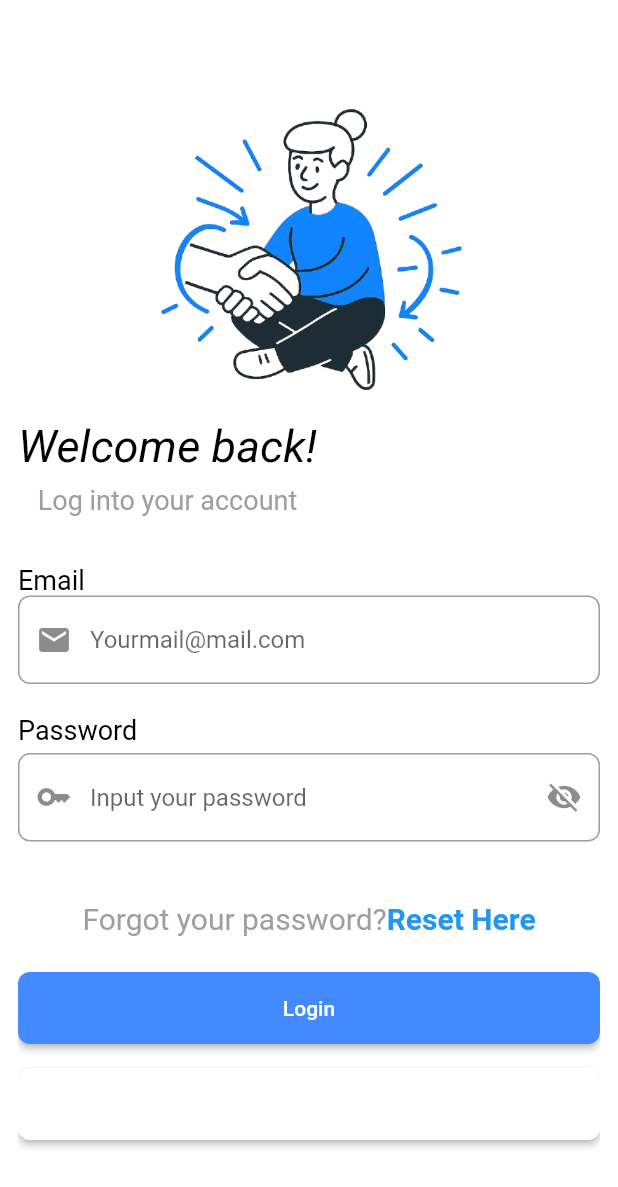
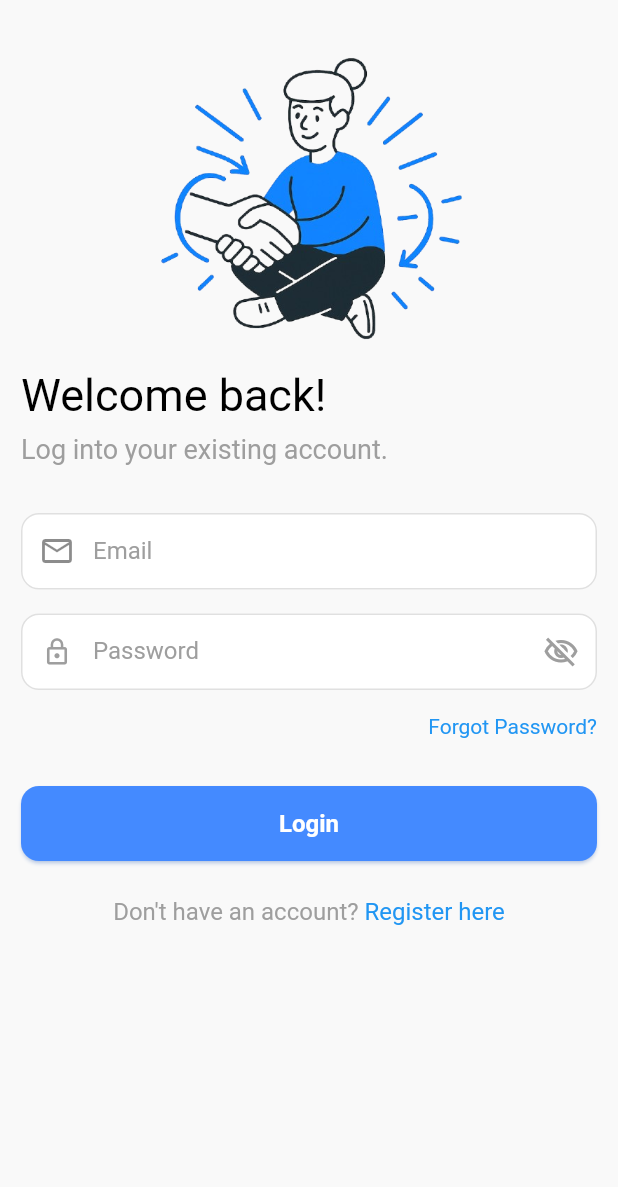
Before and after one commit to bibektako/borrowlend, a Flutter app: the screen it shows after launch, after a tap on "Get Started", on a phone screen of 412 x 824 dp. Shown: the top 1187 px of the screen. Run offline on Flutter 3.47's test engine with Material 3 defaults, Android fonts, the phone set to English and light mode, and no system bars; our stand-ins replace carousel_slider, dartz, equatable, flutter_bloc, get_it, hive_flutter; accounts and stored records are empty; Roboto replaces fonts that are missing (Inter Bold, Inter Regular).

Commit message:
changed ui of signup and  login

```diff
--- a/lib/app/theme/theme_data.dart
+++ b/lib/app/theme/theme_data.dart
@@ -1,16 +1,46 @@
 import 'package:flutter/material.dart';
 
-ThemeData getApplicationTheme(){
+ThemeData getApplicationTheme() {
   return ThemeData(
     useMaterial3: false,
     primarySwatch: Colors.blue,
-    scaffoldBackgroundColor: Colors.white,
+    scaffoldBackgroundColor: const Color(0xFFF9F9F9),
+    fontFamily: 'Inter Regular',
     appBarTheme: const AppBarTheme(
       centerTitle: true,
       elevation: 0,
-      backgroundColor: Colors.white
+      backgroundColor: Colors.white,
     ),
-    fontFamily: 'Inter Regular'
 
+    inputDecorationTheme: InputDecorationTheme(
+      labelStyle: const TextStyle(color: Colors.grey),
+      filled: true,
+      fillColor: Colors.white,
+      contentPadding: const EdgeInsets.symmetric(vertical: 16, horizontal: 12),
+
+
+      enabledBorder: OutlineInputBorder(
+        borderRadius: BorderRadius.circular(12),
+        borderSide: BorderSide(color: Colors.grey.shade300, width: 1.0),
+      ),
+
+
+      focusedBorder: OutlineInputBorder(
+        borderRadius: BorderRadius.circular(12),
+        borderSide: const BorderSide(color: Colors.blueAccent, width: 1.5),
+      ),
+
+
+      errorBorder: OutlineInputBorder(
+        borderRadius: BorderRadius.circular(12),
+        borderSide: const BorderSide(color: Colors.red, width: 1.0),
+      ),
+
+
+      focusedErrorBorder: OutlineInputBorder(
+        borderRadius: BorderRadius.circular(12),
+        borderSide: const BorderSide(color: Colors.red, width: 1.5),
+      ),
+    ),
   );
 }
--- a/lib/features/auth/presentation/view/login_view.dart
+++ b/lib/features/auth/presentation/view/login_view.dart
@@ -1,9 +1,11 @@
 import 'package:borrowlend/features/auth/presentation/view_model/login_view_model/login_event.dart';
 import 'package:borrowlend/features/auth/presentation/view_model/login_view_model/login_view_model.dart';
-import 'package:borrowlend/view/dashboard_view.dart';
+import 'package:flutter/gestures.dart';
 import 'package:flutter/material.dart';
+
 import 'package:flutter_bloc/flutter_bloc.dart';
 
+@immutable
 class LoginView extends StatelessWidget {
   LoginView({super.key});
 
@@ -11,19 +13,20 @@ class LoginView extends StatelessWidget {
   final _emailController = TextEditingController();
   final _passwordController = TextEditingController();
 
+  @override
   Widget build(BuildContext context) {
-    bool _obscureText = true;
     return Scaffold(
-      backgroundColor: Colors.white,
-      appBar: AppBar(),
-      body: Form(
+      body: SafeArea(
+        child: Form(
           key: _formKey,
           child: Padding(
-          padding: EdgeInsets.all(12),
+            padding: const EdgeInsets.all(14.0),
             child: SingleChildScrollView(
               child: Column(
-              crossAxisAlignment: CrossAxisAlignment.stretch,
+                crossAxisAlignment: CrossAxisAlignment.start,
                 children: [
+                  const SizedBox(height: 20),
+
                   Image.asset(
                     'assets/image/loginimage.png',
                     width: double.infinity,
@@ -31,170 +34,137 @@ class LoginView extends StatelessWidget {
                     fit: BoxFit.fitHeight,
                   ),
                   SizedBox(height: 12),
-                Container(
-                  alignment: Alignment.centerLeft,
-                  child: Column(
-                    children: [
-                      RichText(
-                        text: const TextSpan(
-                          text: "Welcome back!",
+
+                  // Title
+                  const Text(
+                    "Welcome back!",
                     style: TextStyle(
                       color: Colors.black,
                       fontSize: 30,
-                            fontStyle: FontStyle.italic,
+                      fontFamily: 'Inter Bold',
                     ),
                   ),
-                      ),
-                      SizedBox(height: 8),
-                      Text(
-                        "Log into your account",
+                  const SizedBox(height: 8),
+
+                  const Text(
+                    "Log into your existing account.",
                     style: TextStyle(color: Colors.grey, fontSize: 18),
                   ),
-                    ],
-                  ),
-                ),
-                SizedBox(height: 32),
-                Text(
-                  "Email",
-                  style: TextStyle(color: Colors.black, fontSize: 18),
-                ),
+                  const SizedBox(height: 32),
+
                   TextFormField(
                     controller: _emailController,
-                  decoration: InputDecoration(
-                    prefixIcon: const Icon(Icons.email),
-                    hintText: "Yourmail@mail.com",
-                    border: OutlineInputBorder(
-                      borderRadius: BorderRadius.circular(8),
-                      borderSide: BorderSide(color: Colors.grey),
+                    decoration: const InputDecoration(
+                      prefixIcon: Icon(Icons.email_outlined),
+                      labelText: "Email",
                     ),
-                  ),
+                    keyboardType: TextInputType.emailAddress,
                     validator: (value) {
                       if (value == null || value.isEmpty) {
-                      return "Please enter email";
+                        return "Please enter your email";
                       }
-
-                    // else if (!RegExp(r'\S+@\S+\.\S+').hasMatch(value)){
-                    //   return "Please enter a valid email";
-                    // }
-                    return null;
-                  },
-                ),
-                SizedBox(height: 20),
-                Text(
-                  "Password",
-                  style: TextStyle(color: Colors.black, fontSize: 18),
-                ),
-                SizedBox(height: 5),
-                TextFormField(
-                  controller: _passwordController,
-                  obscureText: _obscureText,
-                  decoration: InputDecoration(
-                    prefixIcon: const Icon(Icons.key),
-                    hintText: "Input your password",
-                    border: OutlineInputBorder(
-                      borderRadius: BorderRadius.circular(8),
-                      borderSide: BorderSide(color: Colors.grey),
-                    ),
-                    suffixIcon: IconButton(
-                      icon: Icon(
-                        _obscureText ? Icons.visibility_off : Icons.visibility,
-                      ),
-                      onPressed: () {},
-                    ),
-                  ),
-                  validator: (value) {
-                    if (value == null || value.isEmpty) {
-                      return "Enter the password";
-                    } else if (value.length < 5) {
-                      return "Password must be at least 5 characters";
+                      if (!RegExp(r'\S+@\S+\.\S+').hasMatch(value)) {
+                        return "Please enter a valid email address";
                       }
                       return null;
                     },
                   ),
-                SizedBox(height: 40),
-                Container(
+                  const SizedBox(height: 16),
+
+                  _PasswordTextField(
+                    controller: _passwordController,
+                    labelText: 'Password',
+                    validator: (value) {
+                      if (value == null || value.isEmpty) {
+                        return "Please enter a password";
+                      }
+                      return null;
+                    },
+                  ),
+                  const SizedBox(height: 16),
+
+                  Align(
+                    alignment: Alignment.centerRight,
+                    child: Text(
+                      "Forgot Password?",
+                      style: TextStyle(
+                        color: Colors.blue,
+                        fontSize: 14,
+                        fontFamily: 'Inter Bold',
+                      ),
+                    ),
+                  ),
+
+                  const SizedBox(height: 32),
+
+                  // Login Button
+                  SizedBox(
+                    width: double.infinity,
+                    height: 50,
+                    child: ElevatedButton(
+                      style: ElevatedButton.styleFrom(
+                        backgroundColor: Colors.blueAccent,
+                        elevation: 1,
+                        shadowColor: Colors.blueAccent.withOpacity(0.5),
+                        shape: RoundedRectangleBorder(
+                          borderRadius: BorderRadius.circular(12),
+                        ),
+                      ),
+                      onPressed: () {
+                        if (_formKey.currentState!.validate()) {
+                          context.read<LoginViewModel>().add(
+                            LoginIntoSystemEvent(
+                              context: context,
+                              email: _emailController.text,
+                              password: _passwordController.text,
+                            ),
+                          );
+                        }
+                      },
+                      child: const Text(
+                        "Login",
+                        style: TextStyle(
+                          color: Colors.white,
+                          fontSize: 16,
+                          fontWeight: FontWeight.w600,
+                        ),
+                      ),
+                    ),
+                  ),
+                  const SizedBox(height: 24),
+
+                  // Signup Link
+                  Align(
                     alignment: Alignment.center,
                     child: RichText(
-                    text: const TextSpan(
-                      text: "Forgot your password?",
-                      style: TextStyle(color: Colors.grey, fontSize: 20),
+                      text: TextSpan(
+                        text: "Don't have an account? ",
+                        style: const TextStyle(
+                          color: Colors.grey,
+                          fontSize: 16,
+                        ),
                         children: <TextSpan>[
                           TextSpan(
-                          text: "Reset Here",
-                          style: TextStyle(
-                            fontWeight: FontWeight.bold,
+                            text: "Register here",
+                            style: const TextStyle(
                               color: Colors.blue,
+                              fontSize: 16,
+                              fontFamily: 'Inter Bold',
                             ),
+                            recognizer:
+                                TapGestureRecognizer()
+                                  ..onTap = () {
+                                    // Navigate to Signup Screen
+
+                                  },
                           ),
                         ],
                       ),
                     ),
                   ),
-                SizedBox(height: 24),
-                SizedBox(
-                  width: double.infinity,
-                  height: 48,
-                  child: ElevatedButton(
-                    style: ElevatedButton.styleFrom(
-                      backgroundColor: Colors.blueAccent,
-                      shape: RoundedRectangleBorder(
-                        borderRadius: BorderRadius.circular(8),
-                      ),
-                    ),
-                    onPressed: () {
-                      if (_formKey.currentState!.validate()) {
-                        String email = _emailController.text.trim();
-                        String password = _passwordController.text.trim();
-                        context.read<LoginViewModel>().add(
-                          LoginIntoSystemEvent(
-                            context: context,
-                            email: email,
-                            password: password,
-                          ),
-                        );
-                      }
-                    },
-                    child: Text("Login", style: TextStyle(color: Colors.white)),
-                  ),
-                ),
-                SizedBox(height: 16),
-                SizedBox(
-                  width: double.infinity,
-                  height: 48,
-                  child: ElevatedButton(
-                    style: ElevatedButton.styleFrom(
-                      backgroundColor: Colors.white,
-                      shape: RoundedRectangleBorder(
-                        borderRadius: BorderRadius.circular(8),
-                      ),
-                    ),
-                    onPressed: () {},
-
-                    child: Text("Login with Google"),
-                  ),
-                ),
-
-                SizedBox(height: 50),
-
-                SizedBox(
-                  child: RichText(
-                    textAlign: TextAlign.center,
-                    text: const TextSpan(
-                      text: "Don`t have an account?",
-                      style: TextStyle(color: Colors.black, fontSize: 20),
-                      children: <TextSpan>[
-                        TextSpan(
-                          text: "Click here",
-                          style: TextStyle(
-                            color: Colors.blue,
-                            fontWeight: FontWeight.bold,
-                          ),
-                        ),
+                  const SizedBox(height: 24),
                 ],
               ),
-                  ),
-                ),
-              ],
             ),
           ),
         ),
@@ -202,3 +172,52 @@ class LoginView extends StatelessWidget {
     );
   }
 }
+
+class _PasswordTextField extends StatefulWidget {
+  const _PasswordTextField({
+    required this.controller,
+    this.labelText,
+    this.validator,
+  });
+
+  final TextEditingController controller;
+  final String? labelText;
+  final String? Function(String?)? validator;
+
+  @override
+  State<_PasswordTextField> createState() => _PasswordTextFieldState();
+}
+
+class _PasswordTextFieldState extends State<_PasswordTextField> {
+  bool _obscureText = true;
+
+  @override
+  Widget build(BuildContext context) {
+    return TextFormField(
+      controller: widget.controller,
+      obscureText: _obscureText,
+      decoration: InputDecoration(
+        labelText: widget.labelText,
+        prefixIcon: Icon(
+          Icons.lock_outline,
+          color: Colors.grey.shade500,
+          size: 20,
+        ),
+        suffixIcon: IconButton(
+          icon: Icon(
+            _obscureText
+                ? Icons.visibility_off_outlined
+                : Icons.visibility_outlined,
+            color: Colors.grey.shade500,
+          ),
+          onPressed: () {
+            setState(() {
+              _obscureText = !_obscureText;
+            });
+          },
+        ),
+      ),
+      validator: widget.validator,
+    );
+  }
+}
--- a/lib/features/auth/presentation/view_model/signup_view_model/signup_event.dart
+++ b/lib/features/auth/presentation/view_model/signup_view_model/signup_event.dart
@@ -5,13 +5,17 @@ sealed class SignupEvent {}
 
 class SignupUserEvent extends SignupEvent {
   final BuildContext context;
+  final String username;
   final String email;
+  final String phone;
   final String password;
   final String confirmPassword;
 
   SignupUserEvent({
     required this.context,
+    required this.username,
     required this.email,
+    required this.phone,
     required this.password,
     required this.confirmPassword,
   });
```
Also changed, not shown: lib/features/auth/presentation/view/signup_view.dart (+99 -80 lines), lib/features/auth/presentation/view_model/signup_view_model/signup_view_model.dart (+6 -1 lines). Lines whose indentation alone changed are shown as unchanged.
